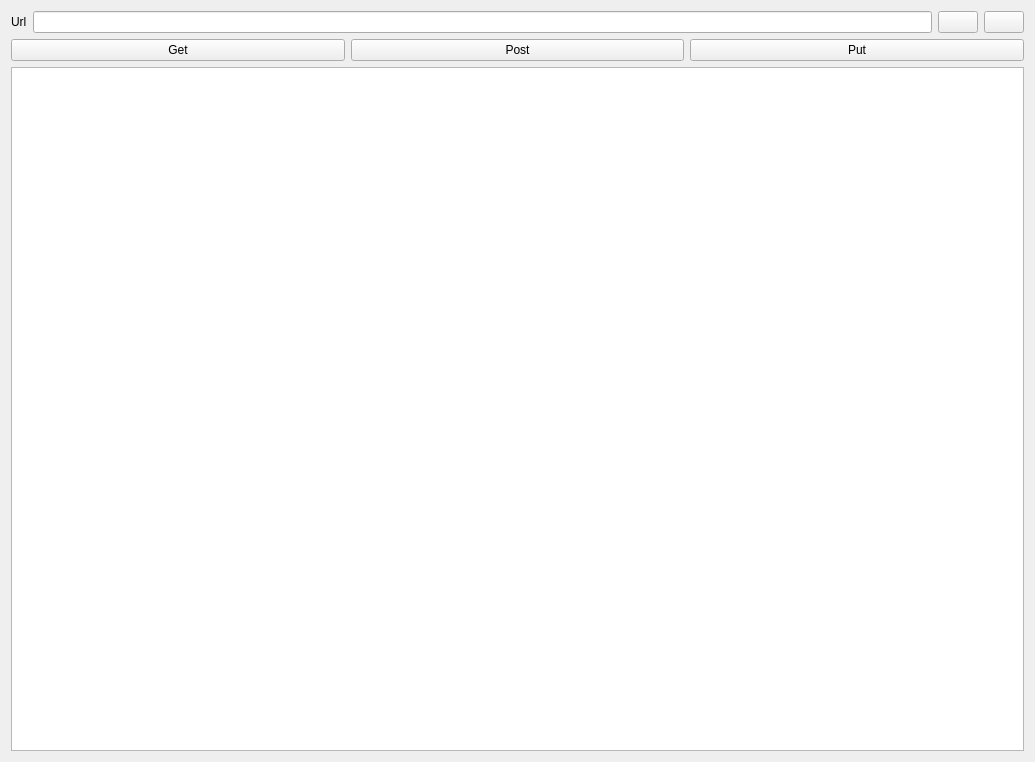
N1vn0vem8er/cutetoolbox, file src/widgets/apitester.ui: the form before one commit.
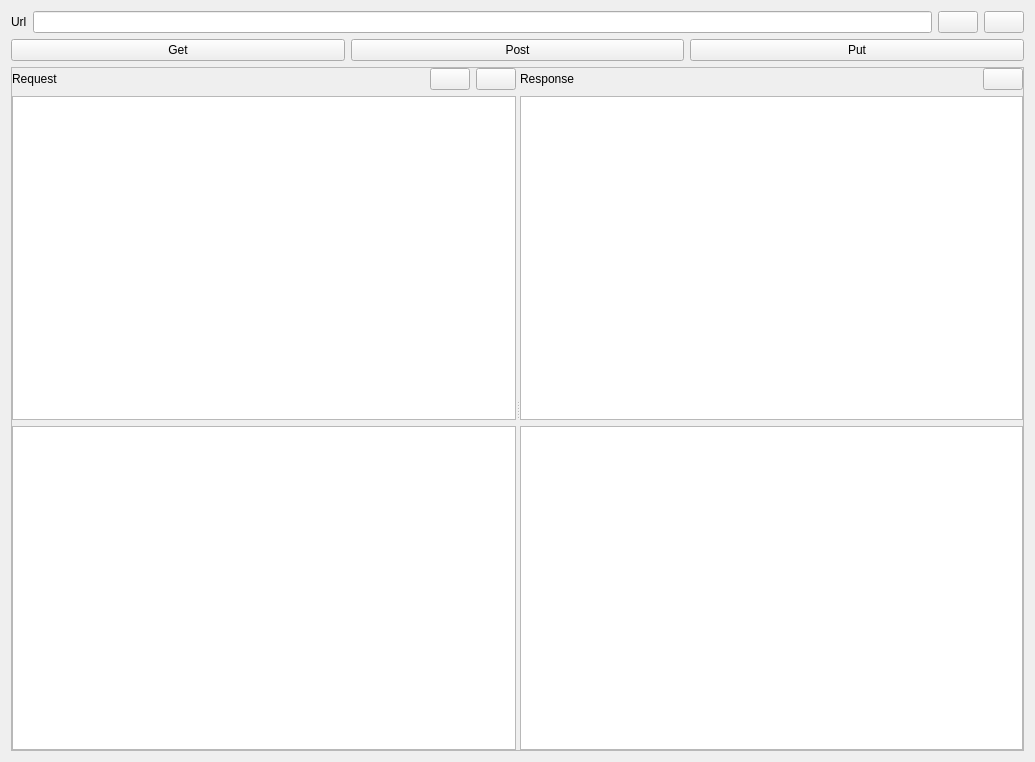
The form after the commit. Icons and pictures are not drawn.

```diff
--- a/src/widgets/apitester.ui
+++ b/src/widgets/apitester.ui
@@ -84,7 +84,143 @@
     </layout>
    </item>
    <item>
-    <widget class="QPlainTextEdit" name="plainTextEdit"/>
+    <widget class="QScrollArea" name="scrollArea">
+     <property name="widgetResizable">
+      <bool>true</bool>
+     </property>
+     <widget class="QWidget" name="scrollAreaWidgetContents">
+      <property name="geometry">
+       <rect>
+        <x>0</x>
+        <y>0</y>
+        <width>1015</width>
+        <height>674</height>
+       </rect>
+      </property>
+      <layout class="QVBoxLayout" name="verticalLayout_4">
+       <property name="leftMargin">
+        <number>0</number>
+       </property>
+       <property name="topMargin">
+        <number>0</number>
+       </property>
+       <property name="rightMargin">
+        <number>0</number>
+       </property>
+       <property name="bottomMargin">
+        <number>0</number>
+       </property>
+       <item>
+        <widget class="QSplitter" name="splitter">
+         <property name="orientation">
+          <enum>Qt::Orientation::Horizontal</enum>
+         </property>
+         <widget class="QWidget" name="verticalLayoutWidget">
+          <layout class="QVBoxLayout" name="verticalLayout_2">
+           <item>
+            <layout class="QHBoxLayout" name="horizontalLayout_3">
+             <item>
+              <widget class="QLabel" name="label_3">
+               <property name="text">
+                <string>Request</string>
+               </property>
+              </widget>
+             </item>
+             <item>
+              <spacer name="horizontalSpacer">
+               <property name="orientation">
+                <enum>Qt::Orientation::Horizontal</enum>
+               </property>
+               <property name="sizeHint" stdset="0">
+                <size>
+                 <width>40</width>
+                 <height>20</height>
+                </size>
+               </property>
+              </spacer>
+             </item>
+             <item>
+              <widget class="QPushButton" name="addHeaderBotton">
+               <property name="toolTip">
+                <string>Add item</string>
+               </property>
+               <property name="text">
+                <string/>
+               </property>
+               <property name="icon">
+                <iconset theme="QIcon::ThemeIcon::ListAdd"/>
+               </property>
+              </widget>
+             </item>
+             <item>
+              <widget class="QPushButton" name="removeHeaderButton">
+               <property name="toolTip">
+                <string>Remove Item</string>
+               </property>
+               <property name="text">
+                <string/>
+               </property>
+               <property name="icon">
+                <iconset theme="QIcon::ThemeIcon::ListRemove"/>
+               </property>
+              </widget>
+             </item>
+            </layout>
+           </item>
+           <item>
+            <widget class="QTableView" name="requestTableView"/>
+           </item>
+           <item>
+            <widget class="QPlainTextEdit" name="requestBody"/>
+           </item>
+          </layout>
+         </widget>
+         <widget class="QWidget" name="verticalLayoutWidget_2">
+          <layout class="QVBoxLayout" name="verticalLayout_3">
+           <item>
+            <layout class="QHBoxLayout" name="horizontalLayout_4">
+             <item>
+              <widget class="QLabel" name="label_2">
+               <property name="text">
+                <string>Response</string>
+               </property>
+              </widget>
+             </item>
+             <item>
+              <spacer name="horizontalSpacer_2">
+               <property name="orientation">
+                <enum>Qt::Orientation::Horizontal</enum>
+               </property>
+               <property name="sizeHint" stdset="0">
+                <size>
+                 <width>40</width>
+                 <height>20</height>
+                </size>
+               </property>
+              </spacer>
+             </item>
+             <item>
+              <widget class="QPushButton" name="pushButton_4">
+               <property name="text">
+                <string/>
+               </property>
+              </widget>
+             </item>
+            </layout>
+           </item>
+           <item>
+            <widget class="QTableView" name="responseTableView"/>
+           </item>
+           <item>
+            <widget class="QPlainTextEdit" name="responseBody"/>
+           </item>
+          </layout>
+         </widget>
+        </widget>
+       </item>
+      </layout>
+     </widget>
+    </widget>
    </item>
   </layout>
  </widget>
```
